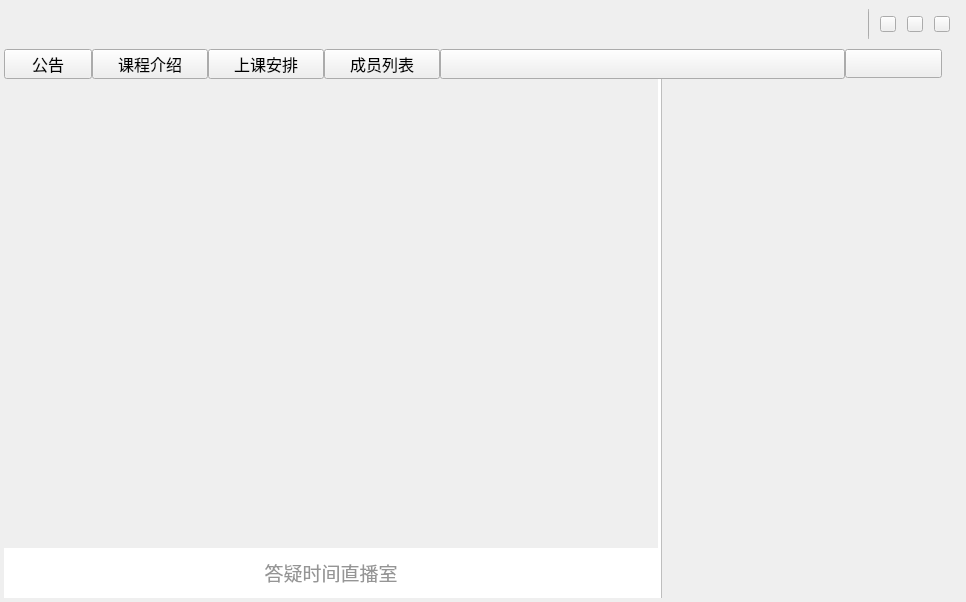
Above: qatimeStudent/qatimeStudent/UIWindowSet.ui from chuanjiabao1981/qatime-win-student before the change. Below: the same form after it.
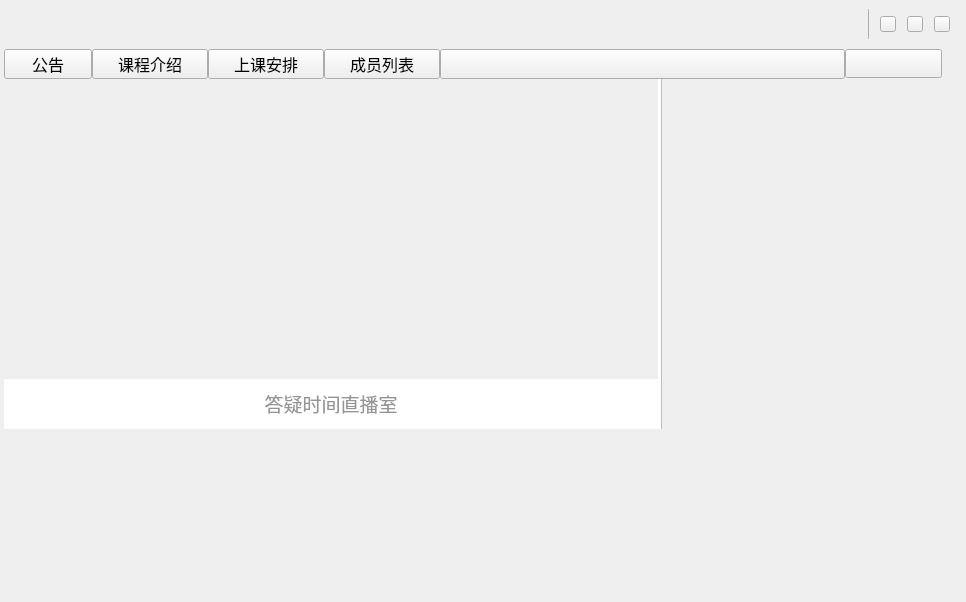
That is the form after the change. Icons and pictures are not drawn.

Patch:
```diff
--- a/qatimeStudent/qatimeStudent/UIWindowSet.ui
+++ b/qatimeStudent/qatimeStudent/UIWindowSet.ui
@@ -713,6 +713,24 @@
        </layout>
       </widget>
      </item>
+     <item>
+      <widget class="QWidget" name="live1v1_widget" native="true">
+       <layout class="QHBoxLayout" name="horizontalLayout_8">
+        <property name="leftMargin">
+         <number>0</number>
+        </property>
+        <property name="topMargin">
+         <number>0</number>
+        </property>
+        <property name="rightMargin">
+         <number>0</number>
+        </property>
+        <property name="bottomMargin">
+         <number>0</number>
+        </property>
+       </layout>
+      </widget>
+     </item>
     </layout>
    </item>
   </layout>
```
